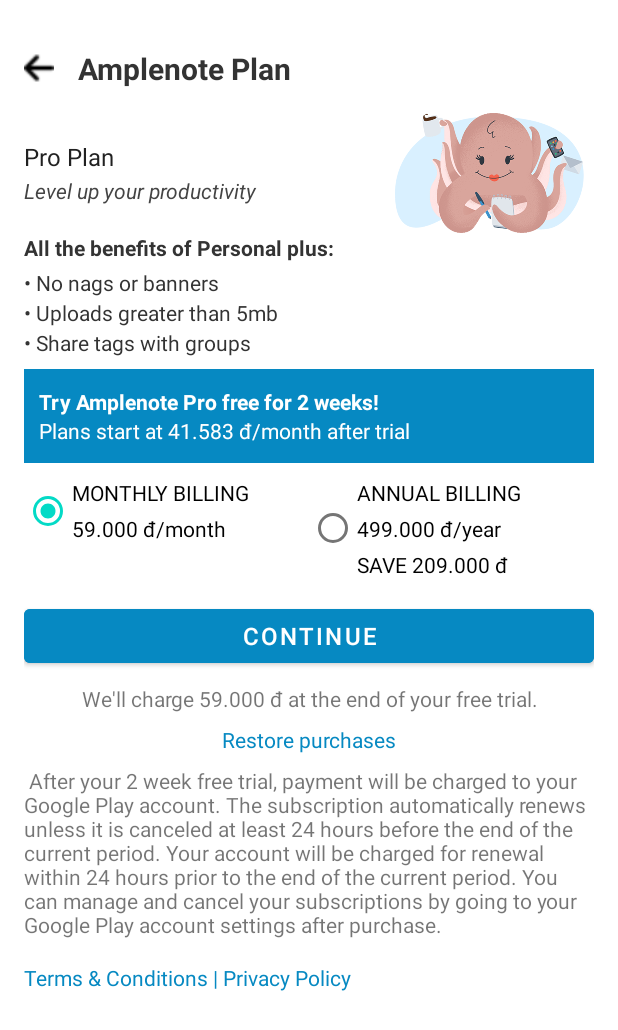
After one commit to quang21122/AmpleNoteClone, an Android app: the ChoosePlanActivity screen opened directly, with no data from a screen before it, on a phone screen of 412 x 824 dp. The commit adds this screen. Shown: the top 1030 px of the screen. Run offline under Robolectric (Android 15) with nearby library versions, the phone set to English and light mode, and no system bars.

Commit message:
complete UI of choose plan activity

```diff
--- a/app/src/main/AndroidManifest.xml
+++ b/app/src/main/AndroidManifest.xml
@@ -20,15 +20,16 @@
                 <category android:name="android.intent.category.LAUNCHER" />
             </intent-filter>
         </activity>
-        <activity android:name=".SettingsActivity" />
+        <activity android:name=".settings.SettingsActivity" />
         <activity
-            android:name=".InviteFriendsActivity"
+            android:name=".settings.InviteFriendsActivity"
             android:exported="true">
             <intent-filter>
                 <action android:name="android.intent.action.MAIN" />
                 <category android:name="android.intent.category.LAUNCHER" />
             </intent-filter>
         </activity>
+        <activity android:name=".settings.ChoosePlanActivity" />
     </application>
 
 </manifest>
--- a/app/src/main/java/com/example/amplenoteclone/MainActivity.java
+++ b/app/src/main/java/com/example/amplenoteclone/MainActivity.java
@@ -3,11 +3,9 @@
 import android.content.Intent;
 import android.os.Bundle;
 
-import androidx.activity.EdgeToEdge;
 import androidx.appcompat.app.AppCompatActivity;
-import androidx.core.graphics.Insets;
-import androidx.core.view.ViewCompat;
-import androidx.core.view.WindowInsetsCompat;
+
+import com.example.amplenoteclone.settings.SettingsActivity;
 
 public class MainActivity extends AppCompatActivity {
 
--- /dev/null
+++ b/app/src/main/java/com/example/amplenoteclone/settings/ChoosePlanActivity.java
@@ -0,0 +1,39 @@
+package com.example.amplenoteclone.settings;
+
+import android.graphics.Color;
+import android.os.Bundle;
+import android.text.Spannable;
+import android.text.SpannableString;
+import android.text.style.ForegroundColorSpan;
+import android.widget.ImageView;
+import android.widget.RadioButton;
+import android.widget.RadioGroup;
+import android.widget.TextView;
+
+import androidx.appcompat.app.AppCompatActivity;
+
+import com.example.amplenoteclone.R;
+
+public class ChoosePlanActivity extends AppCompatActivity {  // Extend AppCompatActivity
+    @Override
+    protected void onCreate(Bundle savedInstanceState) {
+        super.onCreate(savedInstanceState);
+        setContentView(R.layout.activity_choose_plan); // Ensure you have the correct XML layout file
+
+        RadioGroup radioGroup = findViewById(R.id.radio_group);
+        RadioButton monthlyBilling = findViewById(R.id.monthly_billing);
+        RadioButton annualBilling = findViewById(R.id.annual_billing);
+        TextView subscriptionInfo = findViewById(R.id.subscription_info);
+
+        radioGroup.setOnCheckedChangeListener((group, checkedId) -> {
+            if (checkedId == R.id.monthly_billing) {
+                subscriptionInfo.setText("We'll charge 59.000 đ at the end of your free trial.");
+            } else if (checkedId == R.id.annual_billing) {
+                subscriptionInfo.setText("We'll charge 499.000 đ at the end of your free trial.");
+            }
+        });
+
+        ImageView backIcon = findViewById(R.id.back_icon);
+        backIcon.setOnClickListener(v -> finish());
+    }
+}
--- a/app/src/main/java/com/example/amplenoteclone/InviteFriendsActivity.java
+++ b/app/src/main/java/com/example/amplenoteclone/settings/InviteFriendsActivity.java
@@ -1,4 +1,4 @@
-package com.example.amplenoteclone;
+package com.example.amplenoteclone.settings;
 
 import android.os.Bundle;
 import android.util.Patterns;
@@ -11,6 +11,8 @@
 
 import androidx.appcompat.app.AppCompatActivity;
 import androidx.core.content.ContextCompat;
+
+import com.example.amplenoteclone.R;
 import com.google.android.material.textfield.TextInputEditText;
 import com.google.android.material.textfield.TextInputLayout;
 
@@ -36,8 +38,8 @@
         addAnotherEmail.setOnClickListener(v -> addEmailField());
         sendInvitation.setOnClickListener(v -> verifyAndSendEmail());
 
-        ImageView menuIcon = findViewById(R.id.back_icon);
-        menuIcon.setOnClickListener(v -> finish());
+        ImageView backIcon = findViewById(R.id.back_icon);
+        backIcon.setOnClickListener(v -> finish());
     }
 
     private void addEmailField() {
--- a/app/src/main/java/com/example/amplenoteclone/SettingPicker.java
+++ b/app/src/main/java/com/example/amplenoteclone/settings/SettingPicker.java
@@ -1,4 +1,4 @@
-package com.example.amplenoteclone;
+package com.example.amplenoteclone.settings;
 
 import android.content.Context;
 import android.content.SharedPreferences;
@@ -10,6 +10,7 @@
 import android.widget.ListView;
 import android.widget.TextView;
 
+import com.example.amplenoteclone.R;
 import com.google.android.material.bottomsheet.BottomSheetDialog;
 
 public class SettingPicker {
--- a/app/src/main/java/com/example/amplenoteclone/SettingsActivity.java
+++ b/app/src/main/java/com/example/amplenoteclone/settings/SettingsActivity.java
@@ -1,12 +1,16 @@
-package com.example.amplenoteclone;
+package com.example.amplenoteclone.settings;
 
 import android.content.Intent;
 import android.os.Bundle;
 import android.view.View;
+import android.widget.Button;
 import android.widget.LinearLayout;
 import android.widget.TextView;
 
 import androidx.appcompat.app.AppCompatActivity;
+
+import com.example.amplenoteclone.settings.ChoosePlanActivity;
+import com.example.amplenoteclone.R;
 
 public class SettingsActivity extends AppCompatActivity {
     private final String[] daysOfWeek = {"Sunday", "Monday", "Tuesday", "Wednesday", "Thursday", "Friday", "Saturday"};
@@ -18,8 +22,8 @@
         super.onCreate(savedInstanceState);
         setContentView(R.layout.activity_settings);
 
-        // Tìm LinearLayout theo ID
         LinearLayout btnInviteFriends = findViewById(R.id.invite_friends_layout);
+        Button btnChoosePlan = findViewById(R.id.btn_choose_plan);
 
         // Bắt sự kiện click
         btnInviteFriends.setOnClickListener(new View.OnClickListener() {
@@ -27,6 +31,15 @@
             public void onClick(View v) {
                 // Mở InviteFriendsActivity
                 Intent intent = new Intent(SettingsActivity.this, InviteFriendsActivity.class);
+                startActivity(intent);
+            }
+        });
+
+        btnChoosePlan.setOnClickListener(new View.OnClickListener() {
+            @Override
+            public void onClick(View v) {
+                // Open ChoosePlanActivity
+                Intent intent = new Intent(SettingsActivity.this, ChoosePlanActivity.class);
                 startActivity(intent);
             }
         });
--- /dev/null
+++ b/app/src/main/res/layout/activity_choose_plan.xml
@@ -0,0 +1,219 @@
+<?xml version="1.0" encoding="utf-8"?>
+<ScrollView xmlns:android="http://schemas.android.com/apk/res/android"
+    xmlns:app="http://schemas.android.com/apk/res-auto"
+    android:layout_width="match_parent"
+    android:layout_height="match_parent"
+    android:padding="16dp"
+    android:background="@android:color/white">
+
+    <LinearLayout
+        android:layout_width="match_parent"
+        android:layout_height="wrap_content"
+        android:orientation="vertical">
+
+        <!-- Header -->
+        <RelativeLayout
+            android:layout_width="match_parent"
+            android:layout_height="wrap_content"
+            android:paddingVertical="16dp"
+            android:paddingEnd="16dp">
+
+            <ImageView
+                android:id="@+id/back_icon"
+                android:layout_width="20dp"
+                android:layout_height="20dp"
+                android:layout_alignParentStart="true"
+                android:layout_centerVertical="true"
+                android:src="@drawable/ic_back" />
+
+            <!-- Settings Title -->
+            <TextView
+                android:id="@+id/title"
+                android:layout_width="wrap_content"
+                android:layout_height="wrap_content"
+                android:layout_centerVertical="true"
+                android:layout_marginStart="16dp"
+                android:layout_toEndOf="@id/back_icon"
+                android:text="Amplenote Plan"
+                android:textColor="#333"
+                android:textSize="20sp"
+                android:textStyle="bold" />
+        </RelativeLayout>
+
+        <!-- Plan Details -->
+        <LinearLayout
+            android:layout_width="match_parent"
+            android:layout_height="wrap_content"
+            android:gravity="center_vertical"
+            android:orientation="horizontal">
+
+            <!-- Icon và Text -->
+            <LinearLayout
+                android:layout_width="0dp"
+                android:layout_height="wrap_content"
+                android:layout_weight="1"
+                android:orientation="vertical">
+
+                <LinearLayout
+                    android:layout_width="wrap_content"
+                    android:layout_height="wrap_content"
+                    android:gravity="center_vertical"
+                    android:orientation="horizontal">
+
+                    <TextView
+                        android:id="@+id/tv_merger_first_line"
+                        android:layout_width="wrap_content"
+                        android:layout_height="wrap_content"
+                        android:text="Pro Plan"
+                        android:textColor="#212121"
+                        android:textSize="16sp" />
+                </LinearLayout>
+
+                <TextView
+                    android:id="@+id/tv_merger_second_line"
+                    android:layout_width="wrap_content"
+                    android:layout_height="wrap_content"
+                    android:layout_marginTop="2dp"
+                    android:maxWidth="300dp"
+                    android:text="Level up your productivity"
+                    android:textColor="#444"
+                    android:textSize="14sp"
+                    android:textStyle="italic" />
+            </LinearLayout>
+
+            <ImageView
+                android:layout_width="140dp"
+                android:layout_height="80dp"
+                android:layout_marginStart="16dp"
+                android:scaleType="centerInside"
+                android:src="@drawable/ic_help_pages" />
+        </LinearLayout>
+
+        <!-- Features -->
+        <TextView
+            android:layout_width="wrap_content"
+            android:layout_height="wrap_content"
+            android:text="All the benefits of Personal plus:"
+            android:textColor="#333"
+            android:textStyle="bold" />
+
+        <TextView
+            android:layout_width="wrap_content"
+            android:layout_height="wrap_content"
+            android:layout_marginTop="4dp"
+            android:lineSpacingExtra="4dp"
+            android:paddingBottom="8dp"
+            android:text="• No nags or banners\n• Uploads greater than 5mb\n• Share tags with groups"
+            android:textColor="#333"
+            android:textSize="14sp" />
+
+        <!-- Trial Offer -->
+        <TextView
+            android:layout_width="match_parent"
+            android:layout_height="wrap_content"
+            android:background="@color/lightBlue"
+            android:lineSpacingExtra="6dp"
+            android:paddingHorizontal="10dp"
+            android:paddingTop="12dp"
+            android:text="Try Amplenote Pro free for 2 weeks!"
+            android:textColor="@android:color/white"
+            android:textSize="14sp"
+            android:textStyle="bold" />
+
+        <TextView
+            android:layout_width="match_parent"
+            android:layout_height="wrap_content"
+            android:background="@color/lightBlue"
+            android:lineSpacingExtra="6dp"
+            android:paddingHorizontal="10dp"
+            android:paddingBottom="12dp"
+            android:text="Plans start at 41.583 đ/month after trial"
+            android:textColor="@android:color/white"
+            android:textSize="14sp" />
+
+        <LinearLayout
+            android:layout_width="match_parent"
+            android:layout_height="wrap_content"
+            android:orientation="horizontal"
+            android:paddingTop="8dp">
+
+            <RadioGroup
+                android:id="@+id/radio_group"
+                android:layout_width="match_parent"
+                android:layout_height="wrap_content"
+                android:orientation="horizontal">
+
+                <RadioButton
+                    android:id="@+id/monthly_billing"
+                    android:layout_width="0dp"
+                    android:layout_height="wrap_content"
+                    android:layout_weight="1"
+                    android:checked="true"
+                    android:lineSpacingExtra="8dp"
+                    android:text="MONTHLY BILLING\n59.000 đ/month"
+                    android:textSize="14sp" />
+
+                <RadioButton
+                    android:id="@+id/annual_billing"
+                    android:layout_width="0dp"
+                    android:layout_height="wrap_content"
+                    android:layout_weight="1"
+                    android:lineSpacingExtra="8dp"
+                    android:text="ANNUAL BILLING\n499.000 đ/year\nSAVE 209.000 đ"
+                    android:textSize="14sp" />
+
+            </RadioGroup>
+        </LinearLayout>
+
+
+        <!-- Continue Button -->
+        <Button
+            android:id="@+id/continue_button"
+            android:layout_width="match_parent"
+            android:layout_height="wrap_content"
+            android:layout_marginTop="16dp"
+            android:backgroundTint="@color/lightBlue"
+            android:text="Continue"
+            android:textSize="16sp" />
+
+        <!-- Subscription Info -->
+        <TextView
+            android:id="@+id/subscription_info"
+            android:layout_width="match_parent"
+            android:layout_height="wrap_content"
+            android:gravity="center"
+            android:paddingTop="8dp"
+            android:text="We'll charge 59.000 đ at the end of your free trial."
+            android:textSize="14sp" />
+
+        <TextView
+            android:id="@+id/restore_purchases"
+            android:layout_width="match_parent"
+            android:layout_height="wrap_content"
+            android:gravity="center"
+            android:paddingTop="8dp"
+            android:text="Restore purchases"
+            android:textColor="@color/lightBlue"
+            android:textSize="14sp" />
+
+        <TextView
+            android:layout_width="wrap_content"
+            android:layout_height="wrap_content"
+            android:paddingTop="8dp"
+            android:text="
+After your 2 week free trial, payment will be charged to your Google Play account. The subscription automatically renews unless it is canceled at least 24 hours before the end of the current period. Your account will be charged for renewal within 24 hours prior to the end of the current period. You can manage and cancel your subscriptions by going to your Google Play account settings after purchase."
+            android:textSize="14sp" />
+
+        <!-- Terms & Privacy -->
+        <TextView
+            android:layout_width="wrap_content"
+            android:layout_height="wrap_content"
+            android:gravity="center"
+            android:paddingTop="16dp"
+            android:text="Terms &amp; Conditions | Privacy Policy"
+            android:textColor="@color/lightBlue"
+            android:textSize="14sp" />
+
+
+    </LinearLayout>
+</ScrollView>
```
Also changed, not shown: app/src/main/res/drawable/ic_help_pages.png (added).
